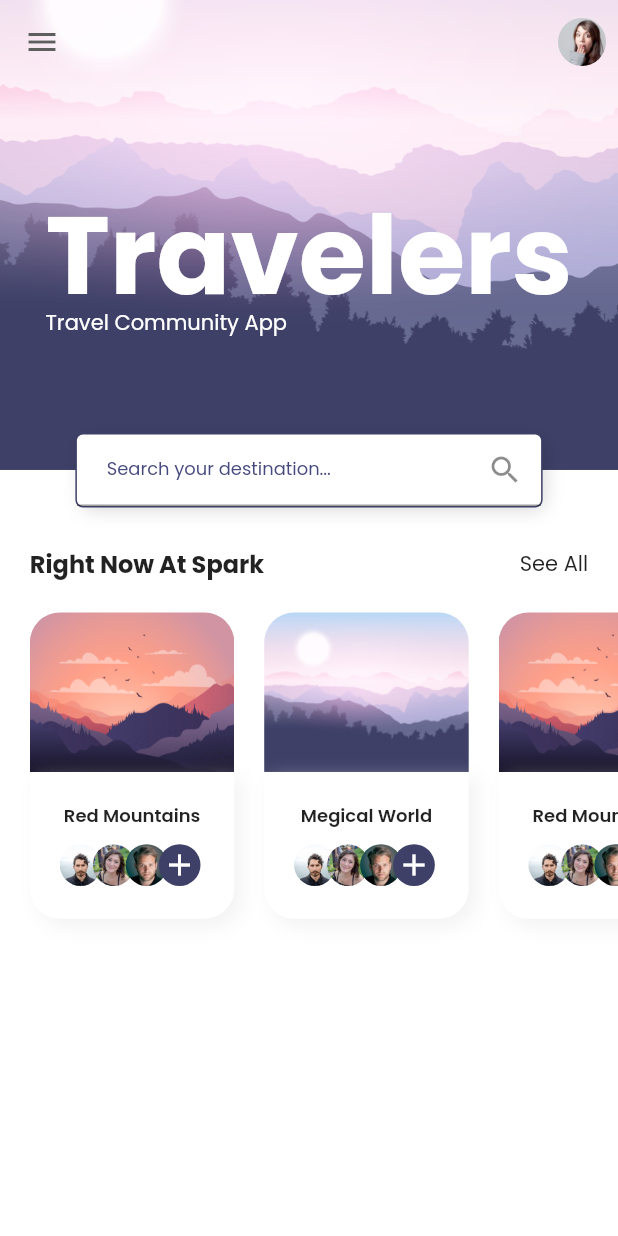
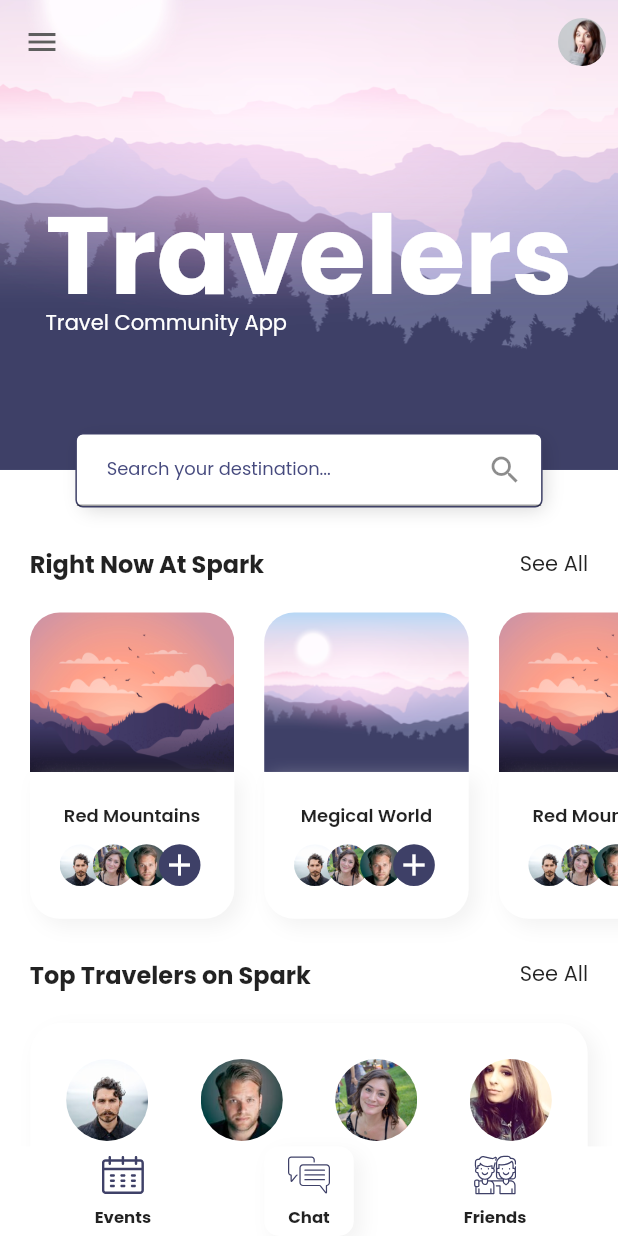
Before and after one commit to ijaewon/Travel_App, a Flutter app: the screen it shows after launch, on a phone screen of 412 x 824 dp. Run offline on Flutter 3.47's test engine with Material 2 defaults, Android fonts, the phone set to English and light mode, and no system bars; our stand-ins replace flutter_svg, google_fonts.

Commit message:
HomePage done

```diff
--- /dev/null
+++ b/lib/components/custom_nav_bar.dart
@@ -0,0 +1,88 @@
+import 'package:flutter/material.dart';
+import 'package:flutter_svg/svg.dart';
+
+import '../constants.dart';
+import '../size_config.dart';
+
+class CustomNavBar extends StatelessWidget {
+  const CustomNavBar({
+    Key key,
+  }) : super(key: key);
+
+  @override
+  Widget build(BuildContext context) {
+    return Container(
+      color: Colors.white,
+      child: SafeArea(
+          child: Padding(
+        padding: EdgeInsets.symmetric(
+            horizontal: getProportionateScreenWidth(kDefaultPadding)),
+        child: Row(
+          mainAxisAlignment: MainAxisAlignment.spaceAround,
+          children: [
+            NavItem(
+              icon: "assets/icons/calendar.svg",
+              title: "Events",
+              press: () {},
+            ),
+            NavItem(
+              icon: "assets/icons/chat.svg",
+              title: "Chat",
+              isActive: true,
+              press: () {},
+            ),
+            NavItem(
+              icon: "assets/icons/friendship.svg",
+              title: "Friends",
+              press: () {},
+            ),
+          ],
+        ),
+      )),
+    );
+  }
+}
+
+class NavItem extends StatelessWidget {
+  const NavItem({
+    Key key,
+    @required this.icon,
+    @required this.title,
+    this.isActive = false,
+    @required this.press,
+  }) : super(key: key);
+
+  final String icon, title;
+  final bool isActive;
+  final GestureTapCallback press;
+
+  @override
+  Widget build(BuildContext context) {
+    return GestureDetector(
+      onTap: press,
+      child: Container(
+        padding: EdgeInsets.all(5),
+        height: getProportionateScreenWidth(60),
+        width: getProportionateScreenWidth(60),
+        decoration: BoxDecoration(
+            color: Colors.white,
+            borderRadius: BorderRadius.circular(10),
+            boxShadow: [if (isActive) kDefualtShadow]),
+        child: Column(
+          children: [
+            SvgPicture.asset(
+              icon,
+              height: 28,
+              color: kTextColor,
+            ),
+            Spacer(),
+            Text(
+              title,
+              style: TextStyle(fontSize: 11, fontWeight: FontWeight.bold),
+            )
+          ],
+        ),
+      ),
+    );
+  }
+}
--- a/lib/components/section_title.dart
+++ b/lib/components/section_title.dart
@@ -2,8 +2,8 @@ import 'package:flutter/material.dart';
 import 'package:travel/constants.dart';
 import 'package:travel/size_config.dart';
 
-class SeletionTitle extends StatelessWidget {
-  const SeletionTitle({
+class SectionTitle extends StatelessWidget {
+  const SectionTitle({
     Key key,
     @required this.title,
     @required this.press,
--- a/lib/screens/home/components/body.dart
+++ b/lib/screens/home/components/body.dart
@@ -1,6 +1,7 @@
 import 'package:flutter/material.dart';
 import 'package:travel/screens/home/components/home_header.dart';
 import 'package:travel/screens/home/components/popular_places.dart';
+import 'package:travel/screens/home/components/top_travelers.dart';
 import 'package:travel/size_config.dart';
 
 class Body extends StatelessWidget {
@@ -13,7 +14,10 @@ class Body extends StatelessWidget {
           HomeHeader(),
           VerticalSpacing(),
           VerticalSpacing(),
-          PopularPlaces()
+          PopularPlaces(),
+          VerticalSpacing(),
+          TopTravelers(),
+          VerticalSpacing()
         ],
       ),
     );
--- a/lib/screens/home/components/popular_places.dart
+++ b/lib/screens/home/components/popular_places.dart
@@ -13,7 +13,7 @@ class PopularPlaces extends StatelessWidget {
   Widget build(BuildContext context) {
     return Column(
       children: [
-        SeletionTitle(
+        SectionTitle(
           title: "Right Now At Spark",
           press: () {},
         ),
--- /dev/null
+++ b/lib/screens/home/components/top_travelers.dart
@@ -0,0 +1,80 @@
+import 'package:flutter/material.dart';
+import 'package:travel/components/section_title.dart';
+import 'package:travel/models/User.dart';
+import 'package:travel/size_config.dart';
+
+import '../../../constants.dart';
+
+class TopTravelers extends StatelessWidget {
+  const TopTravelers({
+    Key key,
+  }) : super(key: key);
+
+  @override
+  Widget build(BuildContext context) {
+    return Column(
+      children: [
+        SectionTitle(
+          title: "Top Travelers on Spark",
+          press: () {},
+        ),
+        VerticalSpacing(
+          of: 20,
+        ),
+        Container(
+          margin: EdgeInsets.symmetric(
+              horizontal: getProportionateScreenHeight(kDefaultPadding)),
+          padding: EdgeInsets.all(getProportionateScreenWidth(24)),
+          // width: double.infinity,
+          decoration: BoxDecoration(
+              color: Colors.white,
+              borderRadius: BorderRadius.circular(20),
+              boxShadow: [kDefualtShadow]),
+          child: Row(
+            mainAxisAlignment: MainAxisAlignment.spaceBetween,
+            children: [
+              ...List.generate(
+                topTravelers.length,
+                (index) => UserCard(
+                  user: topTravelers[index],
+                ),
+              )
+            ],
+          ),
+        ),
+      ],
+    );
+  }
+}
+
+class UserCard extends StatelessWidget {
+  const UserCard({
+    Key key,
+    @required this.user,
+  }) : super(key: key);
+
+  final User user;
+
+  @override
+  Widget build(BuildContext context) {
+    return Column(
+      children: [
+        ClipOval(
+          child: Image.asset(
+            user.image,
+            height: getProportionateScreenWidth(55),
+            width: getProportionateScreenWidth(55),
+            fit: BoxFit.cover,
+          ),
+        ),
+        VerticalSpacing(
+          of: 10,
+        ),
+        Text(
+          user.name,
+          style: TextStyle(fontSize: 11, fontWeight: FontWeight.w600),
+        )
+      ],
+    );
+  }
+}
--- a/lib/screens/home/home_screen.dart
+++ b/lib/screens/home/home_screen.dart
@@ -1,4 +1,5 @@
 import 'package:flutter/material.dart';
+import 'package:travel/components/custom_nav_bar.dart';
 import 'package:travel/constants.dart';
 import 'package:travel/screens/home/components/body.dart';
 import 'package:travel/size_config.dart';
@@ -12,6 +13,7 @@ class HomeScreen extends StatelessWidget {
       extendBodyBehindAppBar: true,
       appBar: buildAppBar(),
       body: Body(),
+      bottomNavigationBar: CustomNavBar(),
     );
   }
 
```
